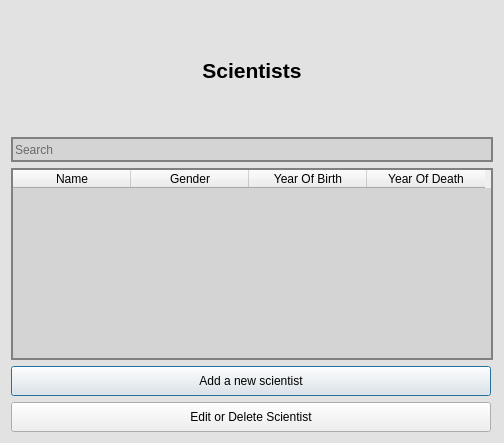
streamerinn/Verklegt-1, file GUI-verklegtVika3/scientisttabledialog.ui: the form before one commit.
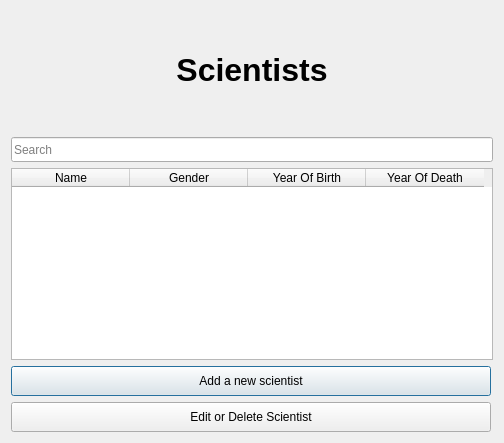
The form after the commit. Icons and pictures are not drawn.

The edit to the form file:
```diff
--- a/GUI-verklegtVika3/scientisttabledialog.ui
+++ b/GUI-verklegtVika3/scientisttabledialog.ui
@@ -12,8 +12,8 @@
   </property>
   <property name="minimumSize">
    <size>
-    <width>110</width>
-    <height>0</height>
+    <width>500</width>
+    <height>450</height>
    </size>
   </property>
   <property name="baseSize">
@@ -30,19 +30,7 @@
     <normaloff>:/images/pictures/viso.png</normaloff>:/images/pictures/viso.png</iconset>
   </property>
   <property name="styleSheet">
-   <string notr="true">
-
-#ScientistTableDialog
-{
-
-font-size: 30%;
-	background-color: rgb(226, 226, 226);
-alternate-background-color: rgb(0, 0, 0);
-
-
-
-
-}</string>
+   <string notr="true"/>
   </property>
   <layout class="QVBoxLayout" name="verticalLayout">
    <property name="sizeConstraint">
@@ -69,7 +57,7 @@
       </size>
      </property>
      <property name="text">
-      <string>&lt;html&gt;&lt;head/&gt;&lt;body&gt;&lt;p align=&quot;center&quot;&gt;&lt;span style=&quot; font-size:16pt; font-weight:600;&quot;&gt;Scientists&lt;/span&gt;&lt;/p&gt;&lt;/body&gt;&lt;/html&gt;</string>
+      <string>&lt;html&gt;&lt;head/&gt;&lt;body&gt;&lt;p align=&quot;center&quot;&gt;&lt;span style=&quot; font-size:24pt; font-weight:600;&quot;&gt;Scientists&lt;/span&gt;&lt;/p&gt;&lt;/body&gt;&lt;/html&gt;</string>
      </property>
     </widget>
    </item>
@@ -94,18 +82,7 @@
       </size>
      </property>
      <property name="styleSheet">
-      <string notr="true">#ScientistSearch
-{
-
-font-size: 30%;
-	background-color: rgb(212, 212, 212);
-alternate-background-color: rgb(0, 0, 0);
-border: 2px solid gray;
-
-
-
-
-}</string>
+      <string notr="true"/>
      </property>
      <property name="placeholderText">
       <string>Search</string>
@@ -139,18 +116,7 @@
       <bool>false</bool>
      </property>
      <property name="styleSheet">
-      <string notr="true">#ScientistTable
-{
-
-
-	background-color: rgb(212, 212, 212);
-alternate-background-color: rgb(0, 0, 0);
-border: 2px solid gray;
-
-
-
-
-}</string>
+      <string notr="true"/>
      </property>
      <property name="frameShape">
       <enum>QFrame::StyledPanel</enum>
```
Left out of the diff: 2 changed lines with no effect on the pictures.
